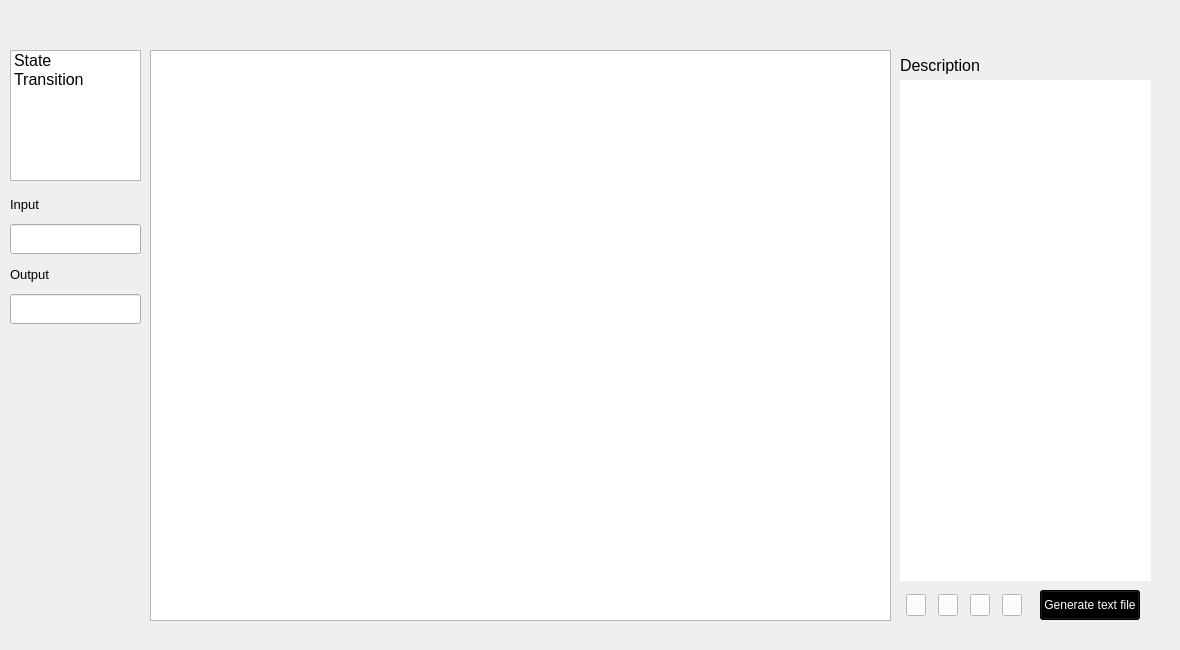
First picture: the form in src/mainwindow.ui, repository Matko223/ICP, before the edit.
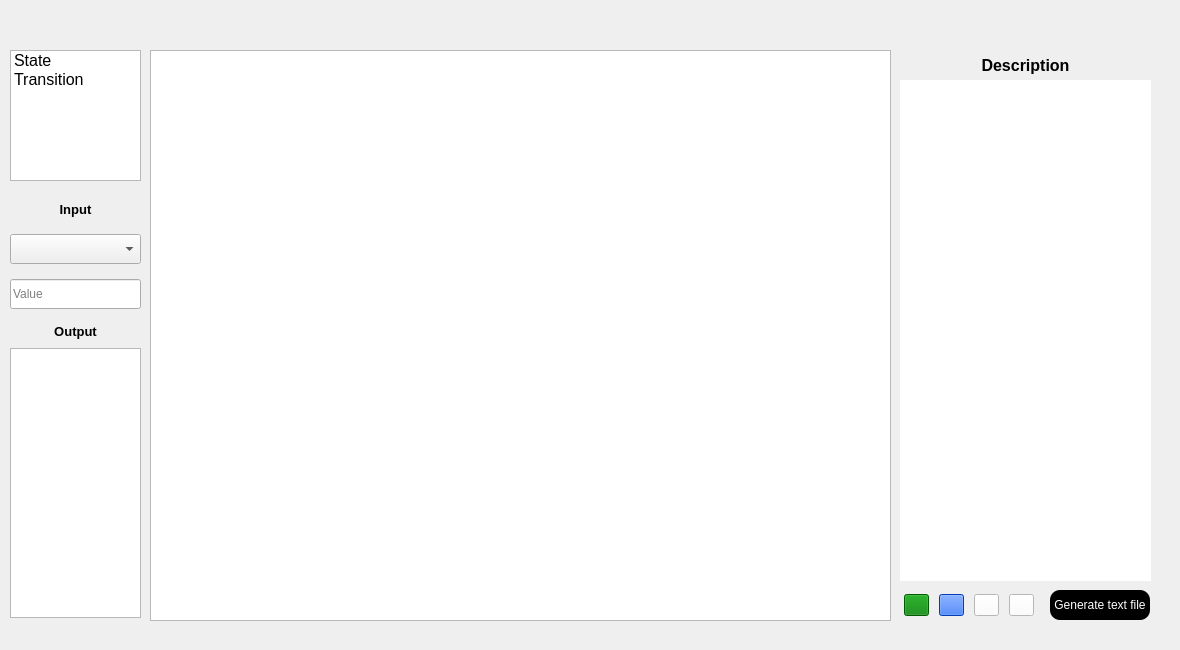
Second picture: the form after the edit. Icons and pictures are not drawn.

Commit message: buttons handling, update transition highlight, add input dropdown and value array, add output array, fix ui

Diff of the .ui file:
```diff
--- a/src/mainwindow.ui
+++ b/src/mainwindow.ui
@@ -64,7 +64,7 @@
       <rect>
        <x>0</x>
        <y>10</y>
-       <width>131</width>
+       <width>141</width>
        <height>31</height>
       </rect>
      </property>
@@ -73,7 +73,7 @@
        <widget class="QPushButton" name="startButton">
         <property name="maximumSize">
          <size>
-          <width>20</width>
+          <width>25</width>
           <height>16777215</height>
          </size>
         </property>
@@ -81,7 +81,7 @@
          <bool>false</bool>
         </property>
         <property name="styleSheet">
-         <string notr="true">background-color: white;
+         <string notr="true">background-color: green;
 image: url(:/playButton.png);</string>
         </property>
         <property name="text">
@@ -96,7 +96,7 @@
        <widget class="QPushButton" name="pauseButton">
         <property name="maximumSize">
          <size>
-          <width>20</width>
+          <width>25</width>
           <height>16777215</height>
          </size>
         </property>
@@ -104,7 +104,7 @@
          <bool>false</bool>
         </property>
         <property name="styleSheet">
-         <string notr="true">background-color: rgb(255, 255, 255);
+         <string notr="true">background-color: rgb(0, 85, 255);
 image: url(:/pauseButton.png);</string>
         </property>
         <property name="text">
@@ -119,7 +119,7 @@
        <widget class="QPushButton" name="resetButton">
         <property name="maximumSize">
          <size>
-          <width>20</width>
+          <width>25</width>
           <height>16777215</height>
          </size>
         </property>
@@ -142,7 +142,7 @@
        <widget class="QPushButton" name="cancelButton">
         <property name="maximumSize">
          <size>
-          <width>20</width>
+          <width>25</width>
           <height>16777215</height>
          </size>
         </property>
@@ -166,7 +166,7 @@
     <widget class="QPushButton" name="pushButton">
      <property name="geometry">
       <rect>
-       <x>140</x>
+       <x>150</x>
        <y>10</y>
        <width>100</width>
        <height>30</height>
@@ -182,6 +182,7 @@
       <string notr="true">QPushButton {
     background-color: rgb(0, 0, 0);
     color: rgb(255, 255, 255);
+	border-radius:10px;
 }
 QPushButton:hover {
     background-color: rgb(105, 105, 105);
@@ -240,6 +241,8 @@
     <property name="font">
      <font>
       <pointsize>12</pointsize>
+      <weight>75</weight>
+      <bold>true</bold>
      </font>
     </property>
     <property name="frameShape">
@@ -248,6 +251,9 @@
     <property name="text">
      <string>Description</string>
     </property>
+    <property name="alignment">
+     <set>Qt::AlignCenter</set>
+    </property>
    </widget>
    <widget class="QLabel" name="nameDesc">
     <property name="geometry">
@@ -275,7 +281,7 @@
       <x>10</x>
       <y>190</y>
       <width>131</width>
-      <height>141</height>
+      <height>131</height>
      </rect>
     </property>
     <layout class="QVBoxLayout" name="verticalLayout">
@@ -290,25 +296,64 @@
        <property name="font">
         <font>
          <pointsize>10</pointsize>
+         <weight>75</weight>
+         <bold>true</bold>
         </font>
        </property>
        <property name="text">
         <string>Input</string>
        </property>
+       <property name="alignment">
+        <set>Qt::AlignCenter</set>
+       </property>
       </widget>
      </item>
      <item>
-      <widget class="QLineEdit" name="inEdit">
+      <widget class="QComboBox" name="inDropdown">
        <property name="maximumSize">
         <size>
          <width>16777215</width>
          <height>30</height>
         </size>
        </property>
+       <property name="styleSheet">
+        <string notr="true"/>
+       </property>
       </widget>
      </item>
      <item>
-      <widget class="QLabel" name="label_2">
+      <widget class="QLineEdit" name="inValue">
+       <property name="minimumSize">
+        <size>
+         <width>0</width>
+         <height>0</height>
+        </size>
+       </property>
+       <property name="maximumSize">
+        <size>
+         <width>16777215</width>
+         <height>30</height>
+        </size>
+       </property>
+       <property name="placeholderText">
+        <string>Value</string>
+       </property>
+      </widget>
+     </item>
+    </layout>
+   </widget>
+   <widget class="QWidget" name="verticalLayoutWidget_2">
+    <property name="geometry">
+     <rect>
+      <x>10</x>
+      <y>320</y>
+      <width>131</width>
+      <height>301</height>
+     </rect>
+    </property>
+    <layout class="QVBoxLayout" name="verticalLayout_2">
+     <item>
+      <widget class="QLabel" name="outLabel">
        <property name="maximumSize">
         <size>
          <width>16777215</width>
@@ -318,21 +363,32 @@
        <property name="font">
         <font>
          <pointsize>10</pointsize>
+         <weight>75</weight>
+         <bold>true</bold>
         </font>
        </property>
        <property name="text">
         <string>Output</string>
        </property>
+       <property name="alignment">
+        <set>Qt::AlignCenter</set>
+       </property>
       </widget>
      </item>
      <item>
-      <widget class="QLineEdit" name="outEdit">
+      <widget class="QPlainTextEdit" name="outValue">
        <property name="maximumSize">
         <size>
          <width>16777215</width>
-         <height>30</height>
+         <height>270</height>
         </size>
        </property>
+       <property name="acceptDrops">
+        <bool>false</bool>
+       </property>
+       <property name="readOnly">
+        <bool>true</bool>
+       </property>
       </widget>
      </item>
     </layout>
```
Left out of the diff: 5 changed lines with no effect on the pictures. The commit also changes 6 other files.
